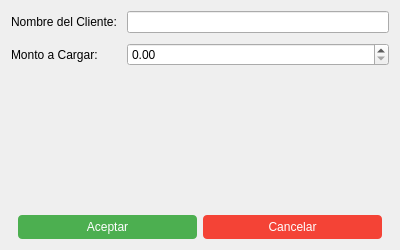
Before: the Qt Designer form balancehandlerdialog.ui in ffpp2003/SAPEIClient, drawn with Qt 5.
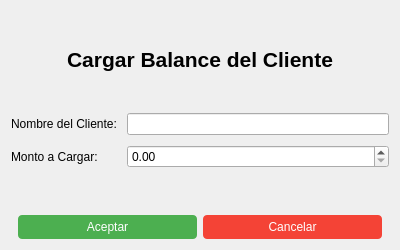
After: the same form once the commit is applied.

Commit message: agregadas conexiones para balancehandler.ui

The edit to the form file:
```diff
--- a/balancehandlerdialog.ui
+++ b/balancehandlerdialog.ui
@@ -14,6 +14,23 @@
    <string>Cargar Balance del Cliente</string>
   </property>
   <layout class="QVBoxLayout" name="verticalLayout">
+   <item>
+    <widget class="QLabel" name="titleLabel">
+     <property name="text">
+      <string>Cargar Balance del Cliente</string>
+     </property>
+     <property name="alignment">
+      <set>Qt::AlignCenter</set>
+     </property>
+     <property name="font">
+      <font>
+       <pointsize>16</pointsize>
+       <weight>75</weight>
+       <bold>true</bold>
+      </font>
+     </property>
+    </widget>
+   </item>
    <item>
     <layout class="QFormLayout" name="formLayout">
      <property name="spacing">
```
Left out of the diff: 15 changed lines with no effect on the pictures.
